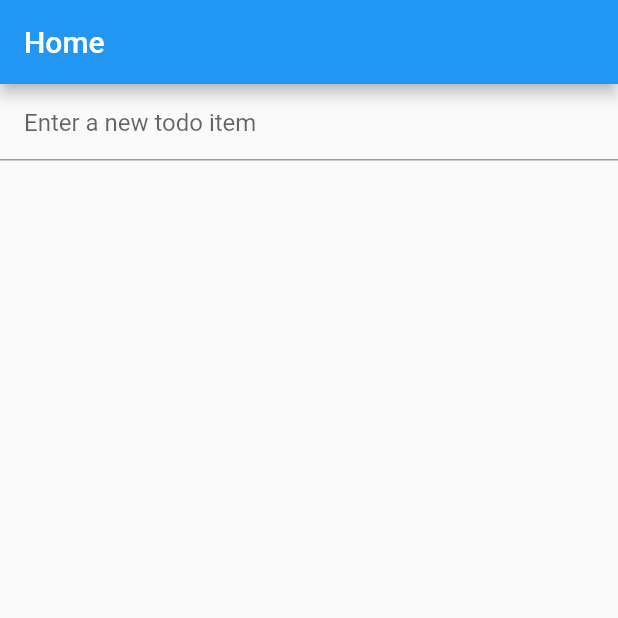
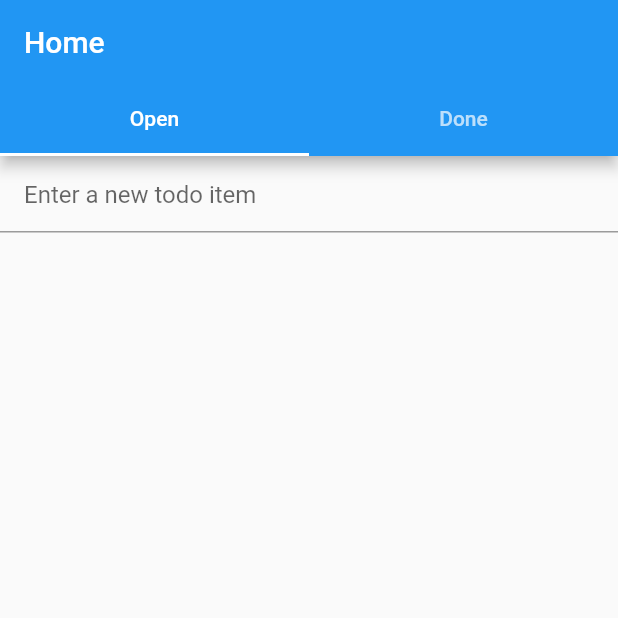
Before and after one commit to Baseflow/flutter_state_management_demo, a Flutter app: the screen it shows after launch, on a phone screen of 412 x 824 dp, the top half of it. Run offline on Flutter 3.47's test engine with Material 2 defaults, Android fonts, the phone set to English and light mode, and no system bars; our stand-ins replace equatable, flutter_bloc.

Commit message:
created exercise 3 v2

```diff
--- a/lib/home_page.dart
+++ /dev/null
@@ -1,65 +0,0 @@
-import 'package:flutter/material.dart';
-import 'package:flutter_state_management_demo/todo_item.dart';
-
-class HomePage extends StatefulWidget {
-  const HomePage({super.key});
-
-  @override
-  State<HomePage> createState() => _HomePageState();
-}
-
-class _HomePageState extends State<HomePage> {
-  final List<TodoItem> _todoItems = [];
-  final TextEditingController _controller = TextEditingController();
-  final _focusNode = FocusNode();
-
-  TodoItem? _lastRemovedItem;
-
-  @override
-  void dispose() {
-    _controller.dispose();
-    _focusNode.dispose();
-    super.dispose();
-  }
-
-  @override
-  Widget build(BuildContext context) {
-    return Scaffold(
-      appBar: AppBar(
-        title: const Text('Home'),
-      ),
-      body: Column(
-        children: [
-          TextField(
-            focusNode: _focusNode,
-            controller: _controller,
-            decoration: const InputDecoration(
-              hintText: 'Enter a new todo item',
-              contentPadding: EdgeInsets.all(16),
-            ),
-            onSubmitted: (value) {
-              setState(() {
-                _todoItems.add(TodoItem(title: value));
-              });
-              _controller.clear();
-              _focusNode.requestFocus();
-            },
-          ),
-          Expanded(
-            child: ListView.builder(
-              itemCount: _todoItems.length,
-              itemBuilder: (BuildContext context, int index) {
-                final todo = _todoItems[index];
-                return ListTile(
-                  title: Text(todo.title),
-                  // TODO: Add something here to delete the item.
-                  // TODO(bonus): Add something here to undo the deleted item.
-                );
-              },
-            ),
-          ),
-        ],
-      ),
-    );
-  }
-}
--- a/lib/main.dart
+++ b/lib/main.dart
@@ -1,5 +1,5 @@
 import 'package:flutter/material.dart';
-import 'package:flutter_state_management_demo/home_page.dart';
+import 'package:flutter_state_management_demo/views/home_page.dart';
 
 void main() {
   runApp(const MyApp());
--- /dev/null
+++ b/lib/models/todo_item.dart
@@ -0,0 +1,19 @@
+class TodoItem {
+  TodoItem({
+    required this.title,
+    this.isDone = false,
+  });
+
+  final String title;
+  final bool isDone;
+
+  TodoItem copyWith({
+    String? title,
+    bool? isDone,
+  }) {
+    return TodoItem(
+      title: title ?? this.title,
+      isDone: isDone ?? this.isDone,
+    );
+  }
+}
--- a/lib/todo_item.dart
+++ /dev/null
@@ -1,5 +0,0 @@
-class TodoItem {
-  TodoItem({required this.title});
-
-  final String title;
-}
--- /dev/null
+++ b/lib/views/home_page.dart
@@ -0,0 +1,39 @@
+import 'package:flutter/material.dart';
+import 'package:flutter_state_management_demo/models/todo_item.dart';
+import 'package:flutter_state_management_demo/views/closed_todo_items_tab_view.dart';
+import 'package:flutter_state_management_demo/views/open_todo_items_tab_view.dart';
+
+class HomePage extends StatefulWidget {
+  const HomePage({super.key});
+
+  @override
+  State<HomePage> createState() => _HomePageState();
+}
+
+class _HomePageState extends State<HomePage> {
+  final List<TodoItem> _todoItems = [];
+
+  @override
+  Widget build(BuildContext context) {
+    return DefaultTabController(
+      length: 2,
+      child: Scaffold(
+        appBar: AppBar(
+          title: const Text('Home'),
+          bottom: const TabBar(
+            tabs: [
+              Tab(text: 'Open'),
+              Tab(text: 'Done'),
+            ],
+          ),
+        ),
+        body: TabBarView(
+          children: [
+            OpenTodoItemsTabView(_todoItems),
+            ClosedTodoItemsTabView(_todoItems),
+          ],
+        ),
+      ),
+    );
+  }
+}
--- /dev/null
+++ b/lib/views/open_todo_items_tab_view.dart
@@ -0,0 +1,80 @@
+import 'package:flutter/material.dart';
+import 'package:flutter_state_management_demo/models/todo_item.dart';
+import 'package:flutter_state_management_demo/views/todo_item_list_tile.dart';
+
+class OpenTodoItemsTabView extends StatefulWidget {
+  const OpenTodoItemsTabView(
+    this._todoItems, {
+    super.key,
+  });
+
+  final List<TodoItem> _todoItems;
+
+  @override
+  State<OpenTodoItemsTabView> createState() => _OpenTodoItemsTabViewState();
+}
+
+class _OpenTodoItemsTabViewState extends State<OpenTodoItemsTabView> {
+  final TextEditingController _controller = TextEditingController();
+  final _focusNode = FocusNode();
+
+  TodoItem? _lastDeletedItem;
+
+  @override
+  void dispose() {
+    _controller.dispose();
+    _focusNode.dispose();
+    super.dispose();
+  }
+
+  @override
+  Widget build(BuildContext context) {
+    return Column(
+      children: [
+        TextField(
+          focusNode: _focusNode,
+          controller: _controller,
+          decoration: const InputDecoration(
+            hintText: 'Enter a new todo item',
+            contentPadding: EdgeInsets.all(16),
+          ),
+          onSubmitted: (value) {
+            setState(() {
+              widget._todoItems.add(TodoItem(title: value));
+            });
+            _controller.clear();
+            _focusNode.requestFocus();
+          },
+        ),
+        Expanded(
+          // TODO: How are we only showing open todo items?
+          child: ListView.builder(
+            itemCount: widget._todoItems.length,
+            itemBuilder: (BuildContext context, int index) {
+              final todo = widget._todoItems[index];
+              return TodoItemListTile(
+                todo,
+                onRemove: () => _removeTodoItem(todo),
+                onUndo: _undoLastRemoved,
+                onChanged: () {
+                  // TODO: implement toggling todo item.
+                },
+              );
+            },
+          ),
+        ),
+      ],
+    );
+  }
+
+  void _undoLastRemoved() {
+    // TODO: implement undoing last removed item.
+  }
+
+  void _removeTodoItem(TodoItem todo) {
+    // TODO: implement removing todo item.
+    setState(() {
+      _lastDeletedItem = todo;
+    });
+  }
+}
```
Also changed, not shown: lib/views/closed_todo_items_tab_view.dart (added, +49 -0 lines), lib/views/todo_item_list_tile.dart (added, +45 -0 lines).
